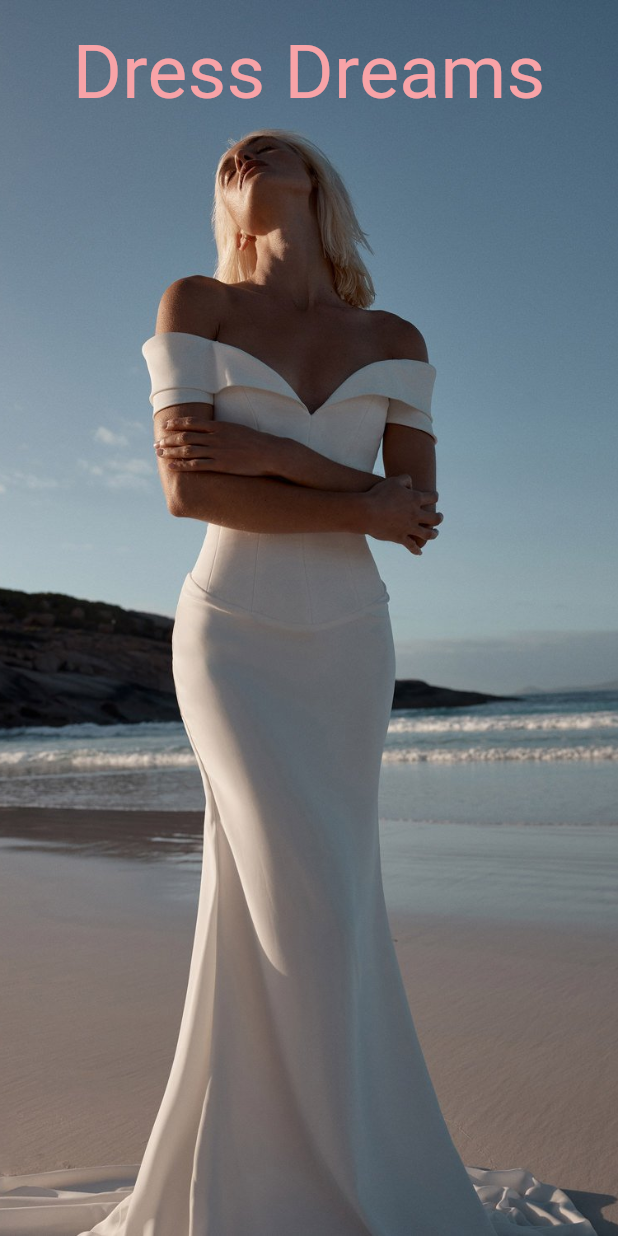
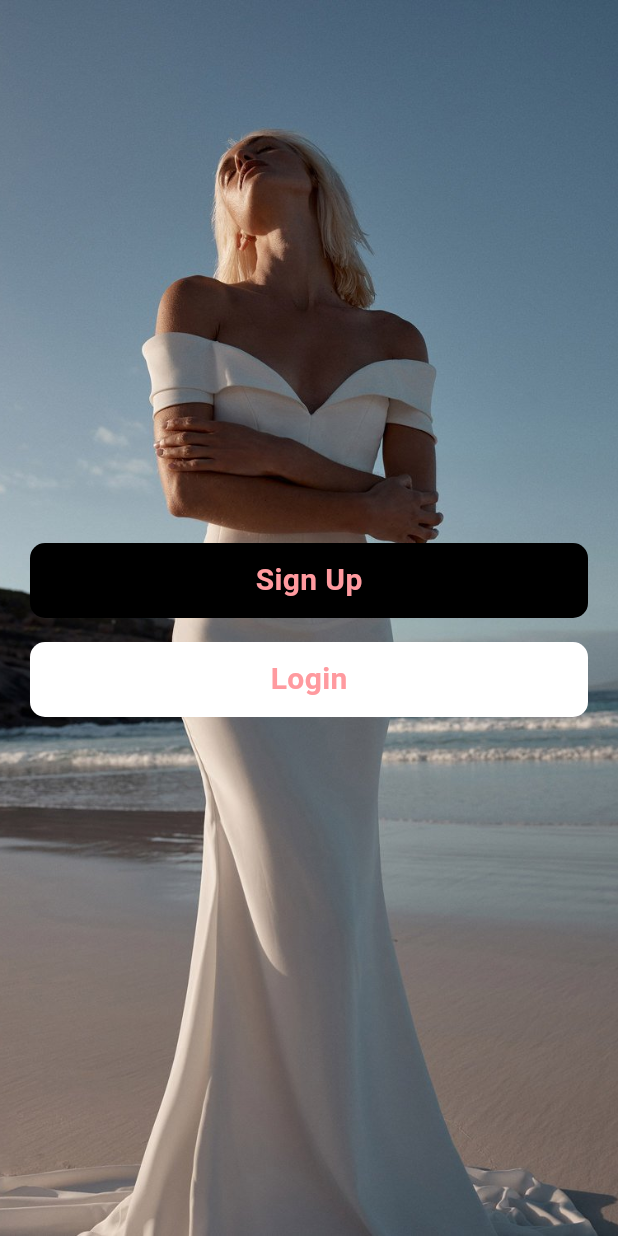
Before and after one commit to MarianAdly21/Dress-Store, a Flutter app: the first screen one second after launch, on a phone screen of 412 x 824 dp. Run offline on Flutter 3.47's test engine with Material 3 defaults, Android fonts, the phone set to English and light mode, and no system bars; our stand-ins replace bloc, flutter_bloc; Roboto replaces fonts that are missing (Alata); project files that could hold a hidden picture were left out.

Commit message:
Ui welcome screen done

```diff
--- /dev/null
+++ b/lib/features/welcome/screen/welcome_screen.dart
@@ -0,0 +1,40 @@
+import 'package:dress_store/widgets/button_custom_widget.dart';
+import 'package:flutter/material.dart';
+
+class WelcomeScreen extends StatelessWidget {
+  const WelcomeScreen({super.key});
+
+  @override
+  Widget build(BuildContext context) {
+    return Scaffold(
+      body: Stack(
+        children: [
+          Positioned.fill(
+            child: Image.asset(
+              "assets/images/splash.jpg",
+              fit: BoxFit.cover,
+            ),
+          ),
+          Center(
+            child: Column(
+              mainAxisSize: MainAxisSize.min,
+              children: [
+                Padding(
+                  padding: const EdgeInsets.symmetric(horizontal: 20),
+                  child: ButtonCustomWidget(
+                      backgroundColor: Colors.black,
+                      onTap: () {},
+                      text: "Sign Up"),
+                ),
+                Padding(
+                  padding: const EdgeInsets.symmetric(horizontal: 20),
+                  child: ButtonCustomWidget(onTap: () {}, text: "Login"),
+                ),
+              ],
+            ),
+          )
+        ],
+      ),
+    );
+  }
+}
--- a/lib/main.dart
+++ b/lib/main.dart
@@ -1,3 +1,4 @@
+import 'package:dress_store/features/welcome/screen/welcome_screen.dart';
 import 'package:dress_store/splash_screen.dart';
 import 'package:flutter/material.dart';
 
@@ -12,7 +13,7 @@ class DressStore extends StatelessWidget {
   Widget build(BuildContext context) {
     return const MaterialApp(
       debugShowCheckedModeBanner: false,
-      home:SplashScreen(),
+      home: WelcomeScreen(),
     );
   }
 }
--- a/lib/widgets/button_custom_widget.dart
+++ b/lib/widgets/button_custom_widget.dart
@@ -2,10 +2,14 @@ import 'package:flutter/material.dart';
 
 class ButtonCustomWidget extends StatelessWidget {
   const ButtonCustomWidget({
-    super.key, required this.onTap, required this.text,
+    super.key,
+    this.backgroundColor,
+    required this.onTap,
+    required this.text,
   });
   final void Function() onTap;
   final String text;
+  final Color? backgroundColor;
   @override
   Widget build(BuildContext context) {
     return GestureDetector(
@@ -16,12 +20,12 @@ class ButtonCustomWidget extends StatelessWidget {
           height: 50,
           decoration: BoxDecoration(
             borderRadius: BorderRadius.circular(10),
-            color: Colors.white,
+            color: backgroundColor ?? Colors.white,
           ),
           child: Center(
             child: Text(
-            text ,
-              style:const TextStyle(
+              text,
+              style: const TextStyle(
                 fontSize: 20,
                 fontWeight: FontWeight.bold,
                 color: Color(0xffFF9A9F),
```
